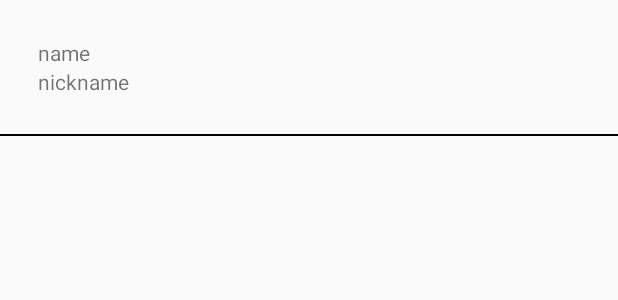
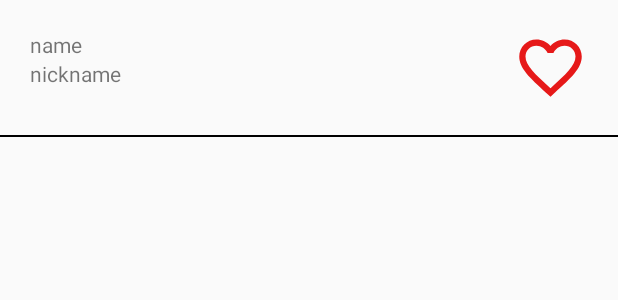
Before and after one commit to cristian2395/test-XumaK, an Android app: the layout item_character.xml on its own in the app's theme, with its tools: preview values and no code run, on a phone screen of 412 x 824 dp. Shown: the top 300 px of the screen. Run offline under Robolectric (Android 15) with nearby library versions, the phone set to English and light mode, and no system bars.

Commit message:
Add, Favorito

```diff
--- a/app/src/main/AndroidManifest.xml
+++ b/app/src/main/AndroidManifest.xml
@@ -1,6 +1,8 @@
 <?xml version="1.0" encoding="utf-8"?>
 <manifest xmlns:android="http://schemas.android.com/apk/res/android"
     package="com.example.xumak">
+
+    <uses-permission android:name="android.permission.INTERNET" />
 
     <application
         android:allowBackup="true"
--- /dev/null
+++ b/app/src/main/res/drawable/button_favorite.xml
@@ -0,0 +1,7 @@
+<?xml version="1.0" encoding="utf-8"?>
+<selector xmlns:android="http://schemas.android.com/apk/res/android">
+    <item android:drawable = "@drawable/ic_favorite"
+        android:state_checked="true"/>
+    <item android:drawable="@drawable/ic_favorite_border"
+        android:state_checked="false"/>
+</selector>
--- /dev/null
+++ b/app/src/main/res/drawable/ic_favorite.xml
@@ -0,0 +1,9 @@
+<vector xmlns:android="http://schemas.android.com/apk/res/android"
+    android:width="24dp"
+    android:height="24dp"
+    android:viewportWidth="24.0"
+    android:viewportHeight="24.0">
+    <path
+        android:fillColor="#e61919"
+        android:pathData="M12,21.35l-1.45,-1.32C5.4,15.36 2,12.28 2,8.5 2,5.42 4.42,3 7.5,3c1.74,0 3.41,0.81 4.5,2.09C13.09,3.81 14.76,3 16.5,3 19.58,3 22,5.42 22,8.5c0,3.78 -3.4,6.86 -8.55,11.54L12,21.35z"/>
+</vector>
--- /dev/null
+++ b/app/src/main/res/drawable/ic_favorite_border.xml
@@ -0,0 +1,9 @@
+<vector xmlns:android="http://schemas.android.com/apk/res/android"
+    android:width="24dp"
+    android:height="24dp"
+    android:viewportWidth="24.0"
+    android:viewportHeight="24.0">
+    <path
+        android:fillColor="#e61919"
+        android:pathData="M16.5,3c-1.74,0 -3.41,0.81 -4.5,2.09C10.91,3.81 9.24,3 7.5,3 4.42,3 2,5.42 2,8.5c0,3.78 3.4,6.86 8.55,11.54L12,21.35l1.45,-1.32C18.6,15.36 22,12.28 22,8.5 22,5.42 19.58,3 16.5,3zM12.1,18.55l-0.1,0.1 -0.1,-0.1C7.14,14.24 4,11.39 4,8.5 4,6.5 5.5,5 7.5,5c1.54,0 3.04,0.99 3.57,2.36h1.87C13.46,5.99 14.96,5 16.5,5c2,0 3.5,1.5 3.5,3.5 0,2.89 -3.14,5.74 -7.9,10.05z"/>
+</vector>
--- a/app/src/main/res/layout/item_character.xml
+++ b/app/src/main/res/layout/item_character.xml
@@ -2,16 +2,27 @@
 <LinearLayout xmlns:android="http://schemas.android.com/apk/res/android"
     android:layout_width="match_parent"
     android:layout_height="wrap_content"
+    xmlns:app="http://schemas.android.com/apk/res-auto"
     android:orientation="vertical">
+
     <LinearLayout
         android:id="@+id/carHist"
+        android:layout_width="match_parent"
+        android:layout_height="match_parent"
+        android:background="?attr/selectableItemBackground"
         android:clickable="true"
         android:focusable="true"
+        android:orientation="horizontal"
+        android:padding="20dp">
+
+        <LinearLayout
+            android:layout_width="0dp"
+            android:layout_height="match_parent"
             android:background="?attr/selectableItemBackground"
-        android:layout_width="match_parent"
-        android:layout_height="match_parent"
+            android:clickable="true"
+            android:focusable="true"
             android:orientation="vertical"
-        android:padding="25dp">
+            android:layout_weight="90">
 
             <TextView
                 android:id="@+id/textName"
@@ -24,6 +35,22 @@
                 android:layout_width="match_parent"
                 android:layout_height="wrap_content"
                 android:text="@string/nickname" />
+
+        </LinearLayout>
+
+
+        <ToggleButton
+            android:id="@+id/buttonFavorite"
+            android:layout_width="50dp"
+            android:layout_height="50dp"
+            android:background="@drawable/button_favorite"
+            android:checked="false"
+            android:text=""
+            android:textOff=""
+            android:textOn=""/>
+
+
+
     </LinearLayout>
 
     <View
```
Also changed, not shown: app/src/main/java/com/example/xumak/repository/api/Api.kt (+9 -4 lines), app/src/main/java/com/example/xumak/repository/models/CharacterItem.kt (+11 -22 lines), app/src/main/java/com/example/xumak/view/adapter/BaseViewHolder.kt (deleted, +0 -16 lines), app/src/main/java/com/example/xumak/view/adapter/CharacterAdapter.kt (added, +66 -0 lines), app/src/main/java/com/example/xumak/view/adapter/CharacterRecyclerAdapter.kt (deleted, +0 -122 lines), app/src/main/java/com/example/xumak/view/adapter/PaginationListener.kt (deleted, +0 -29 lines), app/src/main/java/com/example/xumak/view/ui/MainActivity.kt (+32 -8 lines), app/src/main/java/com/example/xumak/viewModel/MainViewModel.kt (added, +34 -0 lines), app/src/main/res/layout/activity_main.xml (+10 -13 lines). Lines whose indentation alone changed are shown as unchanged.
